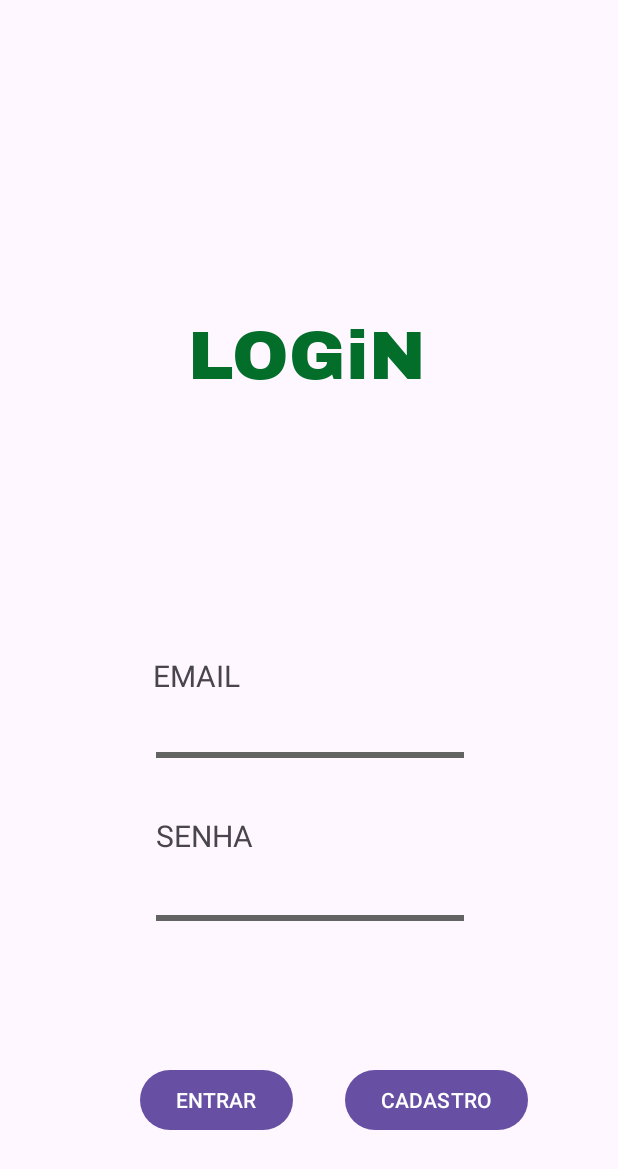
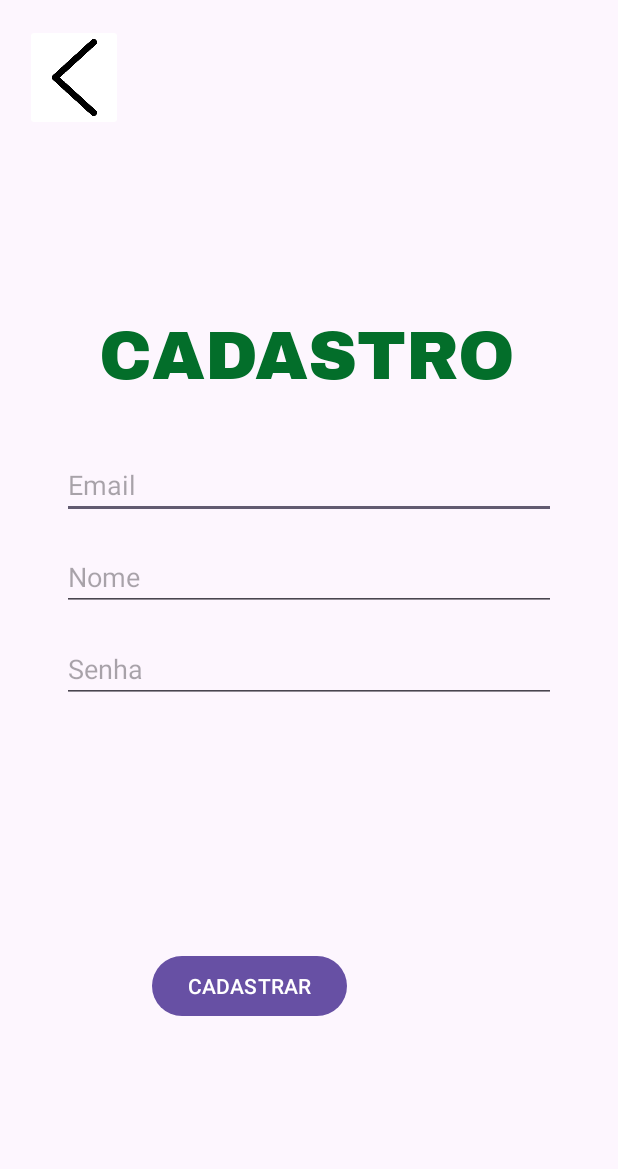
Before and after one commit to danidaisa/OFICALTCC, an Android app: the LoginActivity screen opened directly, with no data from a screen before it, after a tap on "CADASTRO", on a phone screen of 412 x 824 dp. Shown: the top 1169 px of the screen. Run offline under Robolectric (Android 15) with nearby library versions, the phone set to English and light mode, and no system bars; Roboto replaces fonts that are not available here.

Commit message:
ir para tela cadastro ok mas concertar os conectivos

```diff
--- a/app/src/main/java/com/example/oficialtcc/LoginActivity.java
+++ b/app/src/main/java/com/example/oficialtcc/LoginActivity.java
@@ -7,26 +7,32 @@ import android.widget.Button;
 
 import androidx.appcompat.app.AppCompatActivity;
 
-public class LoginActivity  extends AppCompatActivity {
+public class LoginActivity extends AppCompatActivity {
 
     @Override
     protected void onCreate(Bundle savedInstanceState) {
         super.onCreate(savedInstanceState);
         setContentView(R.layout.login_activity);
-        {
-            Button btnButtonAtivity = findViewById(R.id.entrar);
 
-            btnButtonAtivity.setOnClickListener(new View.OnClickListener() {
-                @Override
+        Button btnEntrar = findViewById(R.id.entrar);
+        Button btnCadastro = findViewById(R.id.CAD);
 
-                public void onClick(View v){
-                    Intent intent = new Intent(LoginActivity.this,
-                            MenuActivity.class);
-                    startActivity(intent);
+        // Configura o onClickListener para o botão "ENTRAR"
+        btnEntrar.setOnClickListener(new View.OnClickListener() {
+            @Override
+            public void onClick(View view) {
+                Intent intent = new Intent(LoginActivity.this, MenuActivity.class);
+                startActivity(intent);
+            }
+        });
 
-
-                }
-            });
-        }}
-
-        }
+        // Configura o onClickListener para o botão "CADASTRO"
+        btnCadastro.setOnClickListener(new View.OnClickListener() {
+            @Override
+            public void onClick(View view) {
+                Intent intent = new Intent(LoginActivity.this, CadastroActivity2.class);
+                startActivity(intent);
+            }
+        });
+    }
+}
--- a/app/src/main/res/layout/cadastro_activity2.xml
+++ b/app/src/main/res/layout/cadastro_activity2.xml
@@ -53,7 +53,7 @@
 
     <!-- Campo de Senha -->
     <EditText
-        android:id="@+id/editTextPassword"
+        android:id="@+id/editTextTextPassword"
         android:layout_width="0dp"
         android:layout_height="wrap_content"
         android:layout_marginTop="16dp"
@@ -65,18 +65,23 @@
         app:layout_constraintWidth_percent="0.8" />
 
     <!-- Botão de Cadastro -->
+
     <Button
-        android:id="@+id/buttonRegister"
+        android:id="@+id/entrar"
         android:layout_width="wrap_content"
         android:layout_height="wrap_content"
-        android:layout_marginTop="24dp"
-        android:text="Cadastrar"
-        app:layout_constraintEnd_toEndOf="parent"
+        android:layout_marginStart="101dp"
+        android:layout_marginTop="109dp"
+        android:layout_marginEnd="17dp"
+        android:layout_marginBottom="88dp"
+        android:onClick="MenuActivity"
+        android:text="CADASTRAR"
+        app:layout_constraintBottom_toBottomOf="parent"
         app:layout_constraintStart_toStartOf="parent"
-        app:layout_constraintTop_toBottomOf="@id/editTextPassword" />
+        app:layout_constraintTop_toBottomOf="@+id/editTextTextPassword" />
 
     <ImageButton
-        android:id="@+id/imageButton"
+        android:id="@+id/voltlogin"
         android:layout_width="65dp"
         android:layout_height="71dp"
         android:layout_marginStart="16dp"
--- a/app/src/main/res/layout/login_activity.xml
+++ b/app/src/main/res/layout/login_activity.xml
@@ -70,7 +70,7 @@
         app:layout_constraintTop_toBottomOf="@+id/editTextTextPassword" />
 
     <TextView
-        android:id="@+id/cadastro"
+        android:id="@+id/LOG"
         android:layout_width="wrap_content"
         android:layout_height="wrap_content"
         android:layout_marginStart="126dp"
@@ -98,7 +98,7 @@
         app:layout_constraintBottom_toTopOf="@+id/editTextTextEmailAddress"
         app:layout_constraintEnd_toEndOf="parent"
         app:layout_constraintStart_toStartOf="parent"
-        app:layout_constraintTop_toBottomOf="@+id/cadastro" />
+        app:layout_constraintTop_toBottomOf="@+id/LOG" />
 
     <TextView
         android:id="@+id/SENHA"
```
